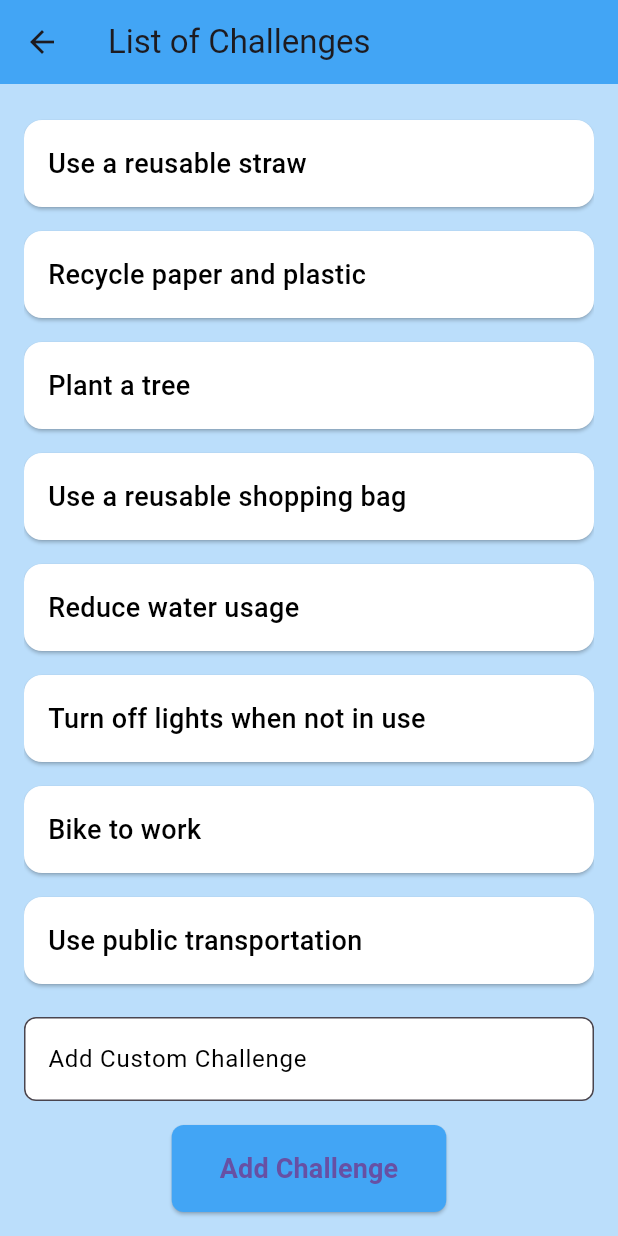
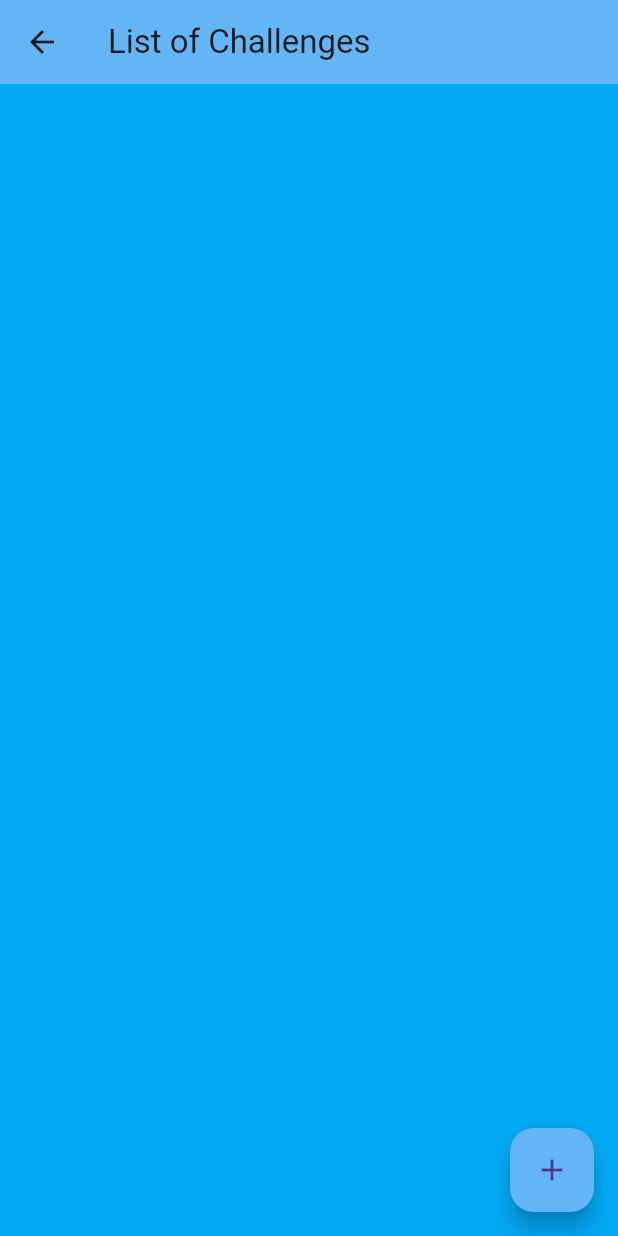
Before and after one commit to Sabagan/EcoQuest, a Flutter app: the ListChallengesPage screen opened by its route, on a phone screen of 412 x 824 dp. Run offline on Flutter 3.47's test engine with Material 3 defaults, Android fonts, the phone set to English and light mode, and no system bars; our stand-ins replace shared_preferences; accounts and stored records are empty.

Commit message:
Implemented Data Use

```diff
--- a/lib/pages/list_challenges_page.dart
+++ b/lib/pages/list_challenges_page.dart
@@ -1,4 +1,6 @@
 import 'package:flutter/material.dart';
+import 'package:ecoquest/model/challenge.dart';
+import 'package:ecoquest/utils/challenge_preferences.dart';
 
 class ListChallengesPage extends StatefulWidget {
   final bool isDarkMode;
@@ -10,100 +12,117 @@ class ListChallengesPage extends StatefulWidget {
 }
 
 class _ListChallengesPageState extends State<ListChallengesPage> {
-  final List<String> challenges = [
-    "Use a reusable straw",
-    "Recycle paper and plastic",
-    "Plant a tree",
-    "Use a reusable shopping bag",
-    "Reduce water usage",
-    "Turn off lights when not in use",
-    "Bike to work",
-    "Use public transportation",
-    "Compost food waste",
-    "Avoid single-use plastics"
-  ];
+  List<Challenge> _challenges = [];
 
-  final TextEditingController _controller = TextEditingController();
+  @override
+  void initState() {
+    super.initState();
+    _loadChallenges();
+  }
+
+  void _loadChallenges() {
+    setState(() {
+      _challenges = ChallengePreferences.getChallengeList();
+    });
+  }
 
   void _addCustomChallenge() {
-    if (_controller.text.isNotEmpty) {
-      setState(() {
-        challenges.add(_controller.text);
-        _controller.clear();
-      });
-    }
+    showDialog(
+      context: context,
+      builder: (BuildContext context) {
+        final titleController = TextEditingController();
+        final descriptionController = TextEditingController();
+
+        return AlertDialog(
+          title: Text('Add Custom Challenge'),
+          content: Column(
+            mainAxisSize: MainAxisSize.min,
+            children: [
+              TextField(
+                controller: titleController,
+                decoration: InputDecoration(labelText: 'Title'),
+              ),
+              TextField(
+                controller: descriptionController,
+                decoration: InputDecoration(labelText: 'Description'),
+              ),
+            ],
+          ),
+          actions: [
+            TextButton(
+              child: Text('Cancel'),
+              onPressed: () {
+                Navigator.of(context).pop();
+              },
+            ),
+            ElevatedButton(
+              child: Text('Add'),
+              onPressed: () {
+                final newChallenge = Challenge(
+                  title: titleController.text,
+                  description: descriptionController.text,
+                  active: false,
+                );
+                ChallengePreferences.addChallenge(newChallenge);
+                _loadChallenges();
+                Navigator.of(context).pop();
+              },
+            ),
+          ],
+        );
+      },
+    );
   }
 
   @override
   Widget build(BuildContext context) {
-    final textStyle = TextStyle(
-      color: widget.isDarkMode ? Colors.white : Colors.black,
-      fontSize: 18,
-      fontWeight: FontWeight.w500,
-    );
-
-    final inputTextStyle = TextStyle(
-      color: widget.isDarkMode ? Colors.white : Colors.black,
-      fontSize: 16,
-    );
-
     return Scaffold(
-      backgroundColor: widget.isDarkMode ? Colors.blue[400] : Colors.blue[100],
       appBar: AppBar(
-        title: const Text("List of Challenges"),
+        title: Text('List of Challenges'),
         backgroundColor:
-            widget.isDarkMode ? Colors.blue[100] : Colors.blue[400],
+            widget.isDarkMode ? Colors.blue[700] : Colors.blue[300],
       ),
       body: Padding(
-        padding: const EdgeInsets.all(16.0),
-        child: Column(
-          children: [
-            Expanded(
+        padding: const EdgeInsets.all(8.0),
         child: ListView.builder(
-                itemCount: challenges.length,
+          itemCount: _challenges.length,
           itemBuilder: (context, index) {
+            final challenge = _challenges[index];
             return Card(
+              color: widget.isDarkMode ? Colors.blue[900] : Colors.white,
               margin: const EdgeInsets.symmetric(vertical: 8.0),
-                    color: widget.isDarkMode ? Colors.black : Colors.white,
-                    child: Padding(
-                      padding: const EdgeInsets.all(16.0),
-                      child: Text(challenges[index], style: textStyle),
+              elevation: 4,
+              child: ListTile(
+                contentPadding: const EdgeInsets.all(16.0),
+                title: Text(
+                  challenge.title,
+                  style: TextStyle(
+                    color: widget.isDarkMode ? Colors.white : Colors.black,
+                    fontSize: 20,
+                    fontWeight: FontWeight.bold,
+                  ),
+                ),
+                subtitle: Text(
+                  challenge.description,
+                  style: TextStyle(
+                    color: widget.isDarkMode ? Colors.white70 : Colors.black87,
+                    fontSize: 16,
+                  ),
+                ),
+                leading: Icon(
+                  Icons.eco,
+                  color: widget.isDarkMode ? Colors.greenAccent : Colors.green,
+                ),
               ),
             );
           },
         ),
       ),
-            const SizedBox(height: 16),
-            TextField(
-              controller: _controller,
-              decoration: InputDecoration(
-                labelText: "Add Custom Challenge",
-                labelStyle: inputTextStyle,
-                border: OutlineInputBorder(
-                  borderRadius: BorderRadius.circular(8.0),
-                ),
-                filled: true,
-                fillColor: widget.isDarkMode ? Colors.black : Colors.white,
-              ),
-              style: inputTextStyle,
-            ),
-            const SizedBox(height: 16),
-            ElevatedButton(
-              style: ElevatedButton.styleFrom(
-                shape: RoundedRectangleBorder(
-                  borderRadius: BorderRadius.circular(8.0),
-                ),
+      floatingActionButton: FloatingActionButton(
+        onPressed: _addCustomChallenge,
+        child: Icon(Icons.add),
         backgroundColor:
-                    widget.isDarkMode ? Colors.blue[100] : Colors.blue[400],
-                padding:
-                    const EdgeInsets.symmetric(vertical: 16, horizontal: 32),
-              ),
-              onPressed: _addCustomChallenge,
-              child: const Text("Add Challenge",
-                  style: TextStyle(fontSize: 18, fontWeight: FontWeight.bold)),
-            ),
-          ],
-        ),
+            widget.isDarkMode ? Colors.blue[700] : Colors.blue[300],
       ),
     );
   }
```
Lines whose indentation alone changed are shown as unchanged.
